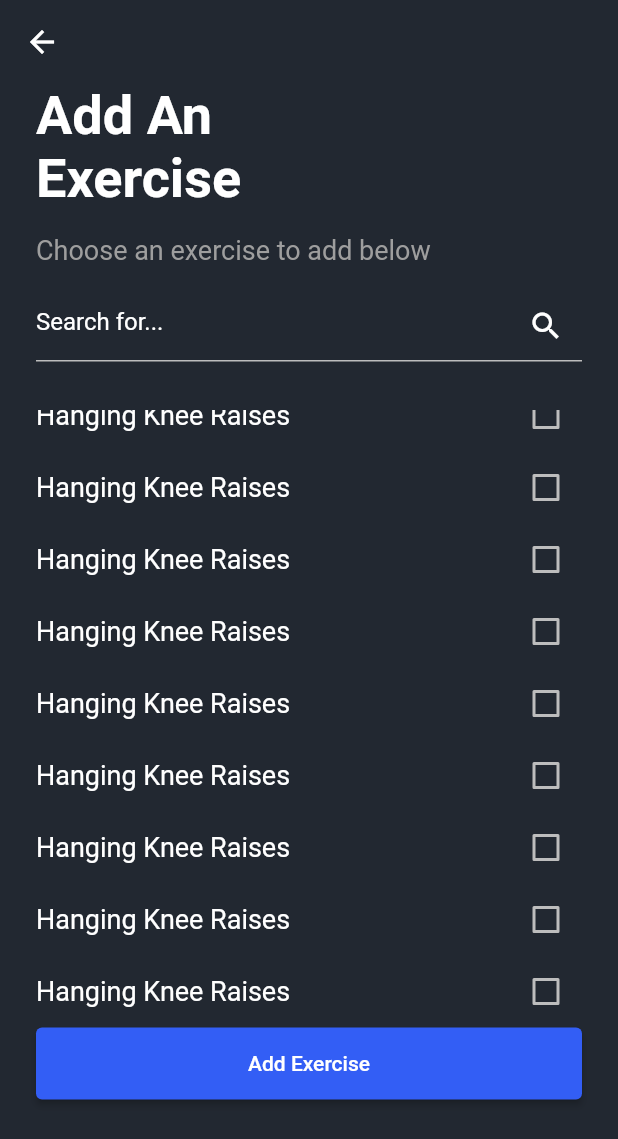
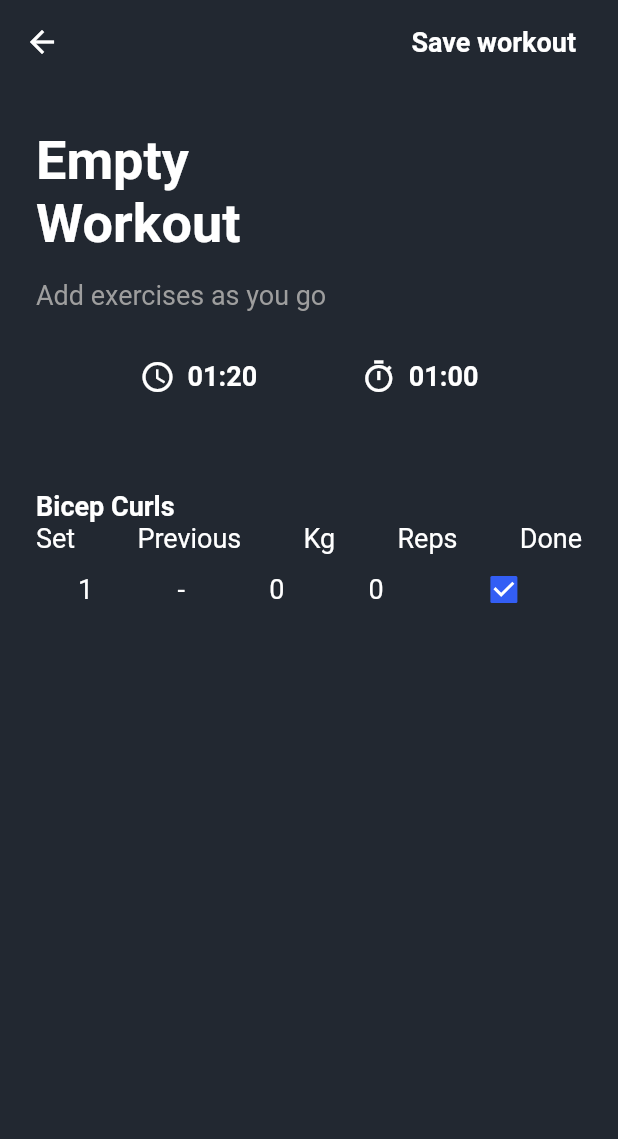
Before and after one commit to Riley-Howley/PanGains, a Flutter app: the AddExerciseScreen screen opened directly, scrolled down 308 dp, after a tap on "Add Exercise", on a phone screen of 412 x 824 dp. Shown: the top 1139 px of the screen. Run offline on Flutter 3.47's test engine with Material 2 defaults, Android fonts, the phone set to English and light mode, and no system bars; our stand-ins replace charts_flutter, flutter_signin_button, table_calendar.

Commit message:
Started Populated Workout Screen

```diff
--- a/lib/Screens/Workouts/add_exercise_screen.dart
+++ b/lib/Screens/Workouts/add_exercise_screen.dart
@@ -93,7 +93,9 @@ class AddExerciseScreen extends StatelessWidget {
               width: MediaQuery.of(context).size.width,
               height: 48,
               child: ElevatedButton(
-                onPressed: () {},
+                onPressed: () {
+                  Navigator.popAndPushNamed(context, '/populatedWorkout');
+                },
                 child: Text("Add Exercise"),
               ),
             ),
--- /dev/null
+++ b/lib/Screens/Workouts/populated_workout_screen.dart
@@ -0,0 +1,204 @@
+import 'package:flutter/material.dart';
+
+class PopulatedWorkoutScreen extends StatelessWidget {
+  const PopulatedWorkoutScreen({Key? key}) : super(key: key);
+
+  @override
+  Widget build(BuildContext context) {
+    return Scaffold(
+      backgroundColor: Color(0xff222831),
+      appBar: AppBar(
+        elevation: 0,
+        backgroundColor: Color(0xff222831),
+        actions: [
+          Container(
+            margin: EdgeInsets.only(right: 20),
+            child: TextButton(
+              onPressed: () {},
+              child: Text(
+                "Save workout",
+                style: TextStyle(
+                  color: Colors.white,
+                  fontSize: 18,
+                  fontWeight: FontWeight.bold,
+                ),
+              ),
+            ),
+          ),
+        ],
+      ),
+      body: Padding(
+        padding: const EdgeInsets.only(
+          left: 24.0,
+          right: 24.0,
+        ),
+        child: Column(
+          children: [
+            Row(
+              children: [
+                Container(
+                  margin: EdgeInsets.only(top: 30),
+                  width: 200,
+                  child: Text(
+                    "Empty Workout",
+                    style: TextStyle(
+                      color: Colors.white,
+                      fontWeight: FontWeight.bold,
+                      fontSize: 36,
+                    ),
+                  ),
+                ),
+              ],
+            ),
+            Row(
+              children: [
+                Container(
+                  margin: EdgeInsets.only(top: 16),
+                  child: Text(
+                    "Add exercises as you go",
+                    style: TextStyle(
+                      color: Colors.grey,
+                      fontSize: 18,
+                    ),
+                  ),
+                ),
+              ],
+            ),
+            Row(
+              mainAxisAlignment: MainAxisAlignment.spaceEvenly,
+              children: [
+                Row(
+                  children: [
+                    Container(
+                      margin: EdgeInsets.only(top: 32),
+                      child: Icon(
+                        Icons.access_time,
+                        color: Colors.white,
+                      ),
+                    ),
+                    Container(
+                      margin: EdgeInsets.only(top: 32, left: 8),
+                      child: Text(
+                        "01:20",
+                        style: TextStyle(
+                            color: Colors.white,
+                            fontSize: 18,
+                            fontWeight: FontWeight.bold),
+                      ),
+                    ),
+                  ],
+                ),
+                Row(
+                  children: [
+                    Container(
+                      margin: EdgeInsets.only(top: 32),
+                      child: Icon(
+                        Icons.timer_outlined,
+                        color: Colors.white,
+                      ),
+                    ),
+                    Container(
+                      margin: EdgeInsets.only(top: 32, left: 8),
+                      child: Text(
+                        "01:00",
+                        style: TextStyle(
+                            color: Colors.white,
+                            fontSize: 18,
+                            fontWeight: FontWeight.bold),
+                      ),
+                    ),
+                  ],
+                ),
+              ],
+            ),
+            Row(
+              children: [
+                Container(
+                  margin: EdgeInsets.only(top: 64),
+                  child: Text(
+                    "Bicep Curls",
+                    style: TextStyle(
+                      color: Colors.white,
+                      fontWeight: FontWeight.bold,
+                      fontSize: 18,
+                    ),
+                  ),
+                ),
+              ],
+            ),
+            Row(
+              mainAxisAlignment: MainAxisAlignment.spaceBetween,
+              children: [
+                Container(
+                  child: Text(
+                    "Set",
+                    style: TextStyle(color: Colors.white, fontSize: 18),
+                  ),
+                ),
+                Container(
+                  child: Text(
+                    "Previous",
+                    style: TextStyle(color: Colors.white, fontSize: 18),
+                  ),
+                ),
+                Container(
+                  child: Text(
+                    "Kg",
+                    style: TextStyle(color: Colors.white, fontSize: 18),
+                  ),
+                ),
+                Container(
+                  child: Text(
+                    "Reps",
+                    style: TextStyle(color: Colors.white, fontSize: 18),
+                  ),
+                ),
+                Container(
+                  child: Text(
+                    "Done",
+                    style: TextStyle(color: Colors.white, fontSize: 18),
+                  ),
+                ),
+              ],
+            ),
+            Row(
+              mainAxisAlignment: MainAxisAlignment.spaceAround,
+              children: [
+                Container(
+                  child: Text(
+                    "1",
+                    style: TextStyle(color: Colors.white, fontSize: 18),
+                  ),
+                ),
+                Container(
+                  child: Text(
+                    "-",
+                    style: TextStyle(color: Colors.white, fontSize: 18),
+                  ),
+                ),
+                Container(
+                  child: Text(
+                    "0",
+                    style: TextStyle(color: Colors.white, fontSize: 18),
+                  ),
+                ),
+                Container(
+                  child: Text(
+                    "0",
+                    style: TextStyle(color: Colors.white, fontSize: 18),
+                  ),
+                ),
+                Container(
+                  child: Checkbox(
+                    onChanged: (check) {},
+                    value: true,
+                  ),
+                ),
+              ],
+            ),
+          ],
+        ),
+      ),
+    );
+  }
+}
--- a/lib/Widgets/dashboard_nav.dart
+++ b/lib/Widgets/dashboard_nav.dart
@@ -38,6 +38,18 @@ class DashboadNav extends StatelessWidget {
             ),
           ),
           Container(
+            width: 110,
+            child: TextButton(
+              onPressed: () {
+                Navigator.popAndPushNamed(context, "");
+              },
+              child: Text(
+                "Messages",
+                style: TextStyle(fontSize: 18),
+              ),
+            ),
+          ),
+          Container(
             width: 120,
             child: TextButton(
               onPressed: () {
--- a/lib/main.dart
+++ b/lib/main.dart
@@ -3,6 +3,7 @@ import 'package:pangains/Screens/Community/community_screen.dart';
 import 'package:pangains/Screens/Community/public_account_screen.dart';
 import 'package:pangains/Screens/Dashboard/home_dashboard.dart';
 import 'package:pangains/Screens/LeaderBoard/leaderboard_screen.dart';
+import 'package:pangains/Screens/Workouts/populated_workout_screen.dart';
 import 'package:pangains/Screens/Workouts/workout_screen.dart';
 import 'package:pangains/Screens/splash_screen.dart';
 
@@ -40,6 +41,7 @@ class MyApp extends StatelessWidget {
         '/community': (context) => CommunityScreen(),
         '/leaderboard': (context) => LeaderboardScreen(),
         '/publicAccount': (context) => PublicAccountScreen(),
+        '/populatedWorkout': (context) => PopulatedWorkoutScreen(),
       },
     );
   }
```
Also changed, not shown: 12 other files.
